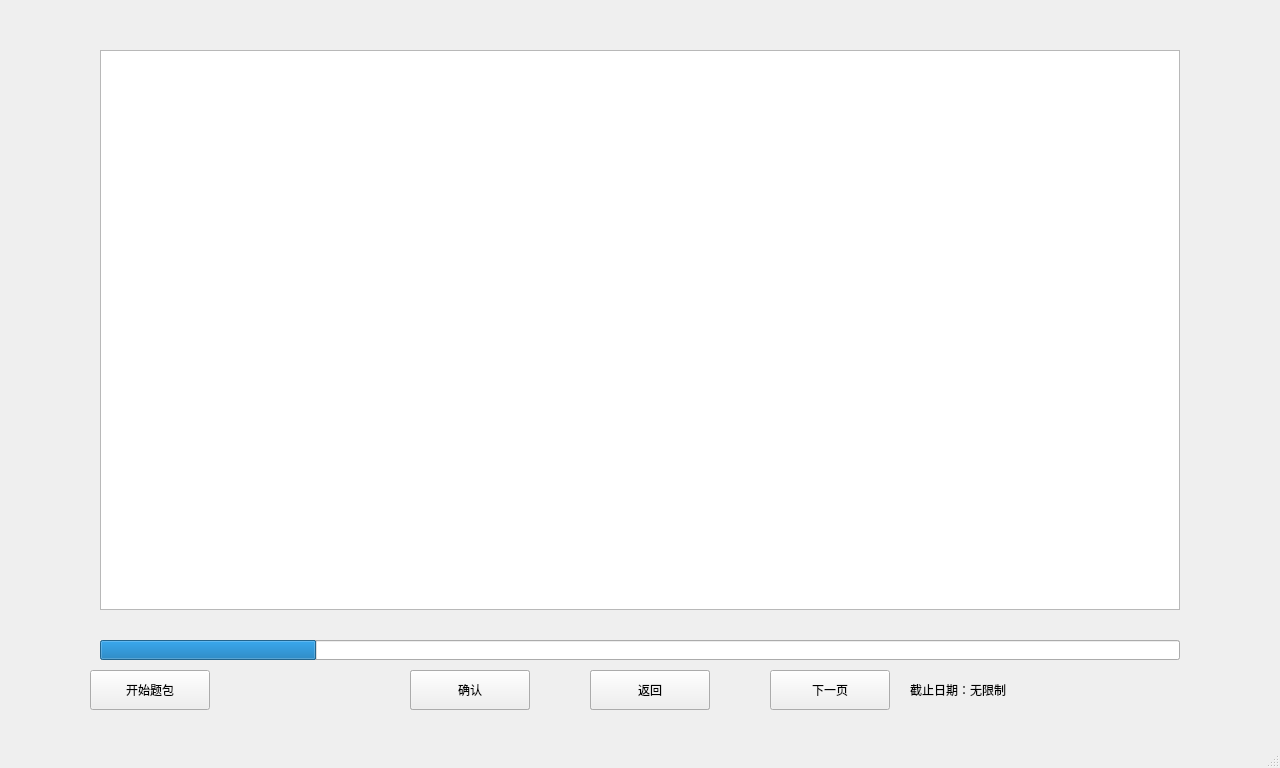
This is mainWindow.ui in Camorgx/CodiaClient as Qt 5 draws it before an edit. The edited form follows.
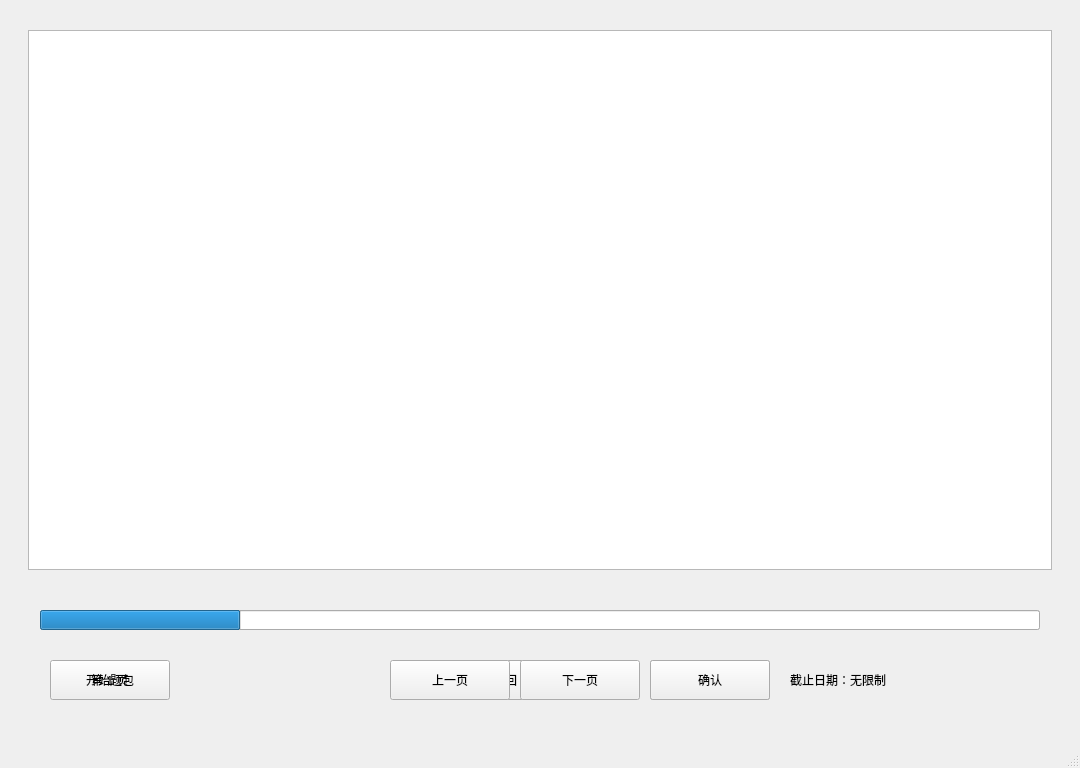
This is the edited form. Icons and pictures are not drawn.

Commit message: Update mainWindow UI; Fix bugs that can be opened without permission

```diff
--- a/mainWindow.ui
+++ b/mainWindow.ui
@@ -6,13 +6,13 @@
    <rect>
     <x>0</x>
     <y>0</y>
-    <width>1280</width>
+    <width>1080</width>
     <height>768</height>
    </rect>
   </property>
   <property name="minimumSize">
    <size>
-    <width>1280</width>
+    <width>1080</width>
     <height>768</height>
    </size>
   </property>
@@ -38,13 +38,13 @@
      <rect>
       <x>0</x>
       <y>0</y>
-      <width>1280</width>
+      <width>1080</width>
       <height>768</height>
      </rect>
     </property>
     <property name="minimumSize">
      <size>
-      <width>1280</width>
+      <width>1080</width>
       <height>768</height>
      </size>
     </property>
@@ -63,10 +63,10 @@
     <widget class="QListWidget" name="listWidgetPack">
      <property name="geometry">
       <rect>
-       <x>100</x>
-       <y>50</y>
-       <width>1080</width>
-       <height>560</height>
+       <x>28</x>
+       <y>30</y>
+       <width>1024</width>
+       <height>540</height>
       </rect>
      </property>
      <property name="maximumSize">
@@ -79,8 +79,8 @@
     <widget class="QPushButton" name="pushButtonPackOK">
      <property name="geometry">
       <rect>
-       <x>410</x>
-       <y>670</y>
+       <x>650</x>
+       <y>660</y>
        <width>120</width>
        <height>40</height>
       </rect>
@@ -92,8 +92,8 @@
     <widget class="QPushButton" name="pushButtonPackNext">
      <property name="geometry">
       <rect>
-       <x>770</x>
-       <y>670</y>
+       <x>520</x>
+       <y>660</y>
        <width>120</width>
        <height>40</height>
       </rect>
@@ -105,8 +105,8 @@
     <widget class="QPushButton" name="pushButtonPackPrevious">
      <property name="geometry">
       <rect>
-       <x>590</x>
-       <y>670</y>
+       <x>390</x>
+       <y>660</y>
        <width>120</width>
        <height>40</height>
       </rect>
@@ -118,8 +118,8 @@
     <widget class="QLabel" name="labelPackPage">
      <property name="geometry">
       <rect>
-       <x>90</x>
-       <y>670</y>
+       <x>50</x>
+       <y>660</y>
        <width>120</width>
        <height>40</height>
       </rect>
@@ -134,9 +134,9 @@
     <widget class="QProgressBar" name="progressBarPack">
      <property name="geometry">
       <rect>
-       <x>100</x>
-       <y>640</y>
-       <width>1080</width>
+       <x>40</x>
+       <y>610</y>
+       <width>1000</width>
        <height>20</height>
       </rect>
      </property>
@@ -153,13 +153,13 @@
      <rect>
       <x>0</x>
       <y>0</y>
-      <width>1280</width>
+      <width>1080</width>
       <height>768</height>
      </rect>
     </property>
     <property name="minimumSize">
      <size>
-      <width>1280</width>
+      <width>1080</width>
       <height>768</height>
      </size>
     </property>
@@ -178,8 +178,8 @@
     <widget class="QPushButton" name="pushButtonExerciseOK">
      <property name="geometry">
       <rect>
-       <x>410</x>
-       <y>670</y>
+       <x>650</x>
+       <y>660</y>
        <width>120</width>
        <height>40</height>
       </rect>
@@ -191,8 +191,8 @@
     <widget class="QPushButton" name="pushButtonExerciseReturn">
      <property name="geometry">
       <rect>
-       <x>590</x>
-       <y>670</y>
+       <x>445</x>
+       <y>660</y>
        <width>120</width>
        <height>40</height>
       </rect>
@@ -204,18 +204,18 @@
     <widget class="QListWidget" name="listWidgetExercise">
      <property name="geometry">
       <rect>
-       <x>100</x>
-       <y>50</y>
-       <width>1080</width>
-       <height>560</height>
+       <x>28</x>
+       <y>30</y>
+       <width>1024</width>
+       <height>540</height>
       </rect>
      </property>
     </widget>
     <widget class="QPushButton" name="pushButtonExerciseBegin">
      <property name="geometry">
       <rect>
-       <x>90</x>
-       <y>670</y>
+       <x>50</x>
+       <y>660</y>
        <width>120</width>
        <height>40</height>
       </rect>
@@ -227,8 +227,8 @@
     <widget class="QLabel" name="labelDeadline">
      <property name="geometry">
       <rect>
-       <x>900</x>
-       <y>670</y>
+       <x>780</x>
+       <y>660</y>
        <width>280</width>
        <height>40</height>
       </rect>
@@ -246,9 +246,9 @@
     <widget class="QProgressBar" name="progressBarExercise">
      <property name="geometry">
       <rect>
-       <x>100</x>
-       <y>640</y>
-       <width>1080</width>
+       <x>40</x>
+       <y>610</y>
+       <width>1000</width>
        <height>20</height>
       </rect>
      </property>
@@ -260,13 +260,15 @@
      </property>
     </widget>
    </widget>
+   <zorder>frameExercise</zorder>
+   <zorder>framePack</zorder>
   </widget>
   <widget class="QMenuBar" name="menubar">
    <property name="geometry">
     <rect>
      <x>0</x>
      <y>0</y>
-     <width>1280</width>
+     <width>1080</width>
      <height>26</height>
     </rect>
    </property>
```
The commit also changes 2 other files.
